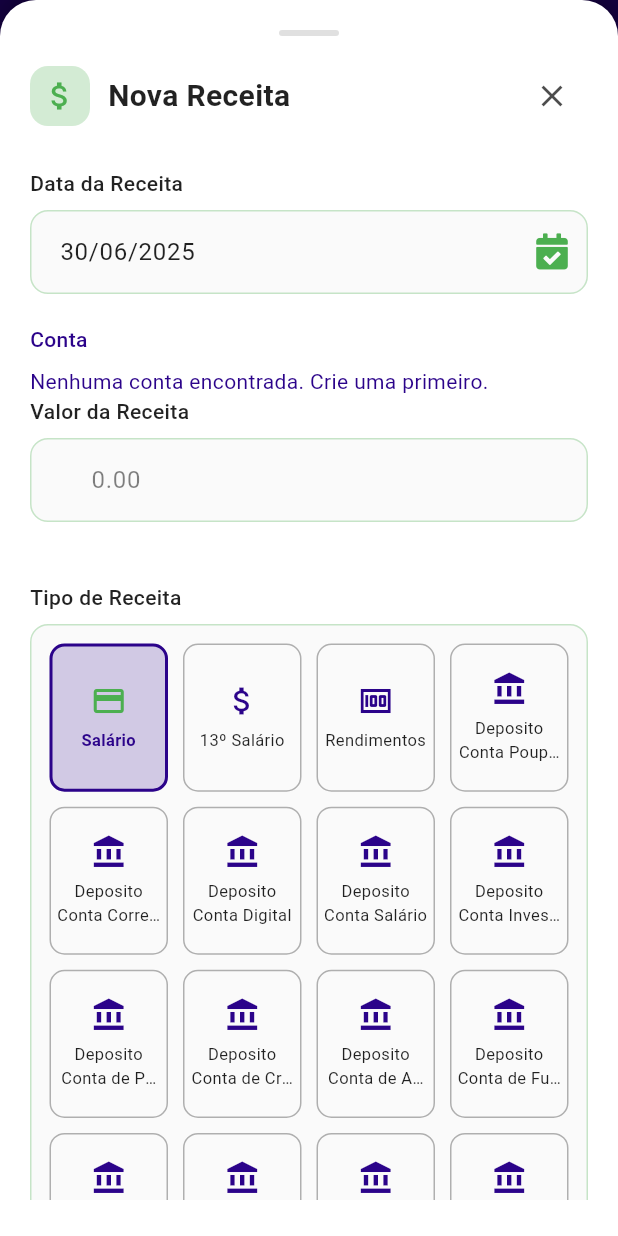
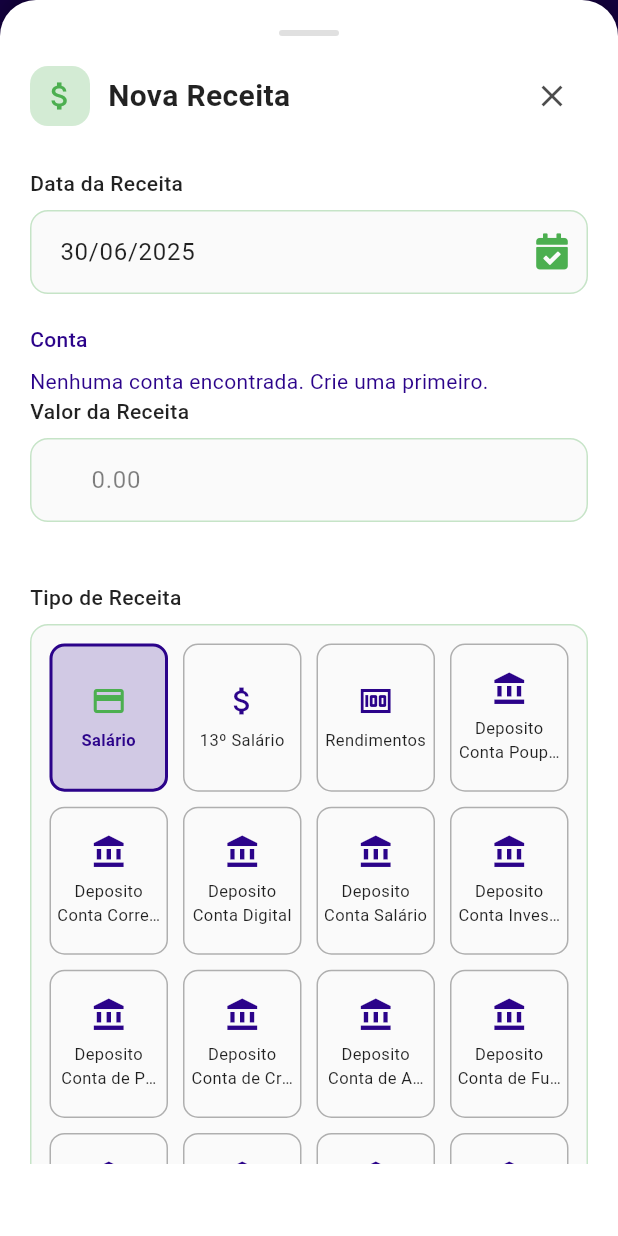
Before and after one commit to jhonnylucius/economize, a Flutter app: the RevenuesScreen screen opened by its route, after a tap on "Adicionar Receita", on a phone screen of 412 x 824 dp. Run offline on Flutter 3.47's test engine with Material 3 defaults, Android fonts, the phone set to English and light mode, and no system bars; our stand-ins replace fl_chart, flutter_local_notifications, logger, mask_text_input_formatter, pdf, percent_indicator and 6 more; accounts and stored records are empty.

Commit message:
fix: aumentar valor mínimo de espaçamento inferior na tela de receitas

```diff
--- a/lib/screen/revenues_screen.dart
+++ b/lib/screen/revenues_screen.dart
@@ -1477,7 +1477,7 @@ class _RevenuesScreenState extends State<RevenuesScreen>
                 20,
                 20,
                 20,
-                math.max(MediaQuery.of(context).viewInsets.bottom, 24),
+                math.max(MediaQuery.of(context).viewInsets.bottom, 48),
               ),
               child: SingleChildScrollView(
                 child: Form(
```
